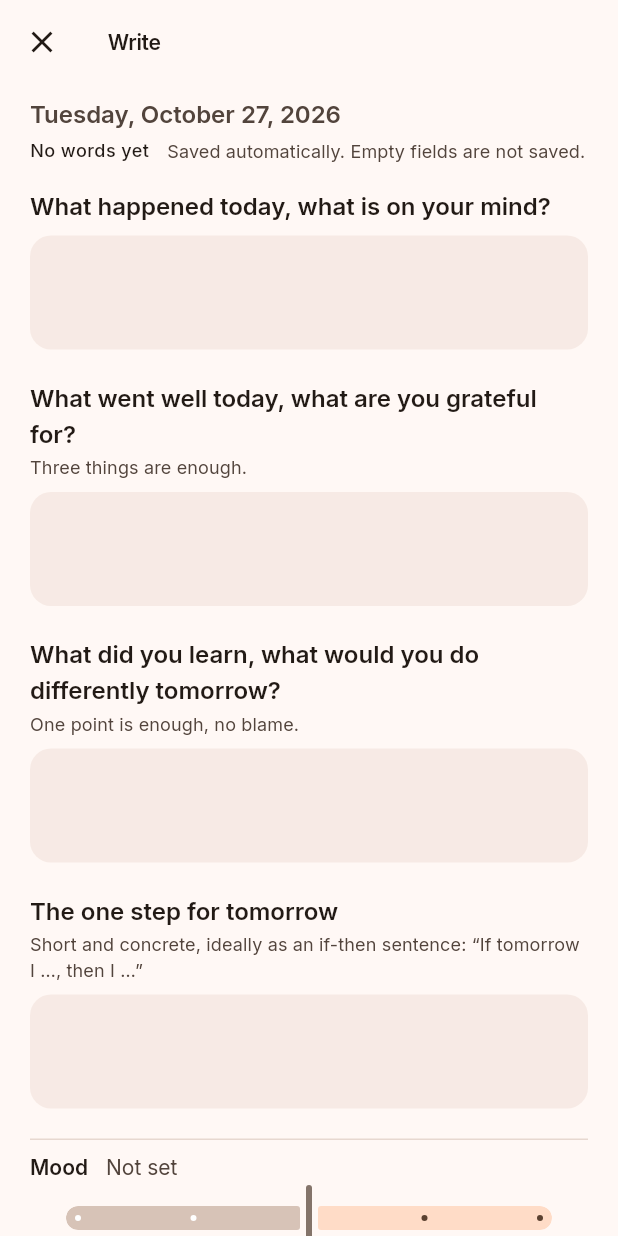
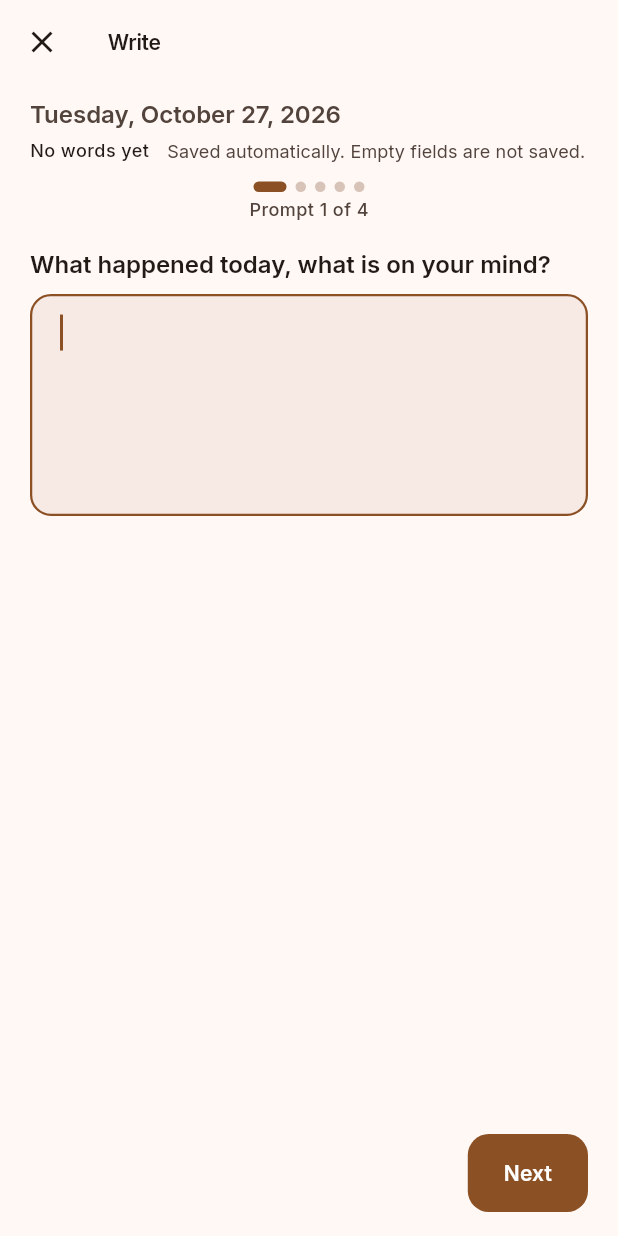
Before and after one commit to bdervishi/tagebuch, a Flutter app: the screen it shows after launch, after a tap on "Next", after a tap on "Skip", after a tap on "Write", on a phone screen of 412 x 824 dp. Run offline on Flutter 3.47's test engine with Material 3 defaults, Android fonts, the phone set to English and light mode, and no system bars; our stand-ins replace drift, flutter_riverpod, web; missing offline and left inert: cryptography, dart:js_interop, dart:ui_web, qr, sqlite3; accounts and stored records are empty; generated files the repository leaves out were written again.

Commit message:
Schreiben geführt als Assistent: ein Impuls je Schritt, Stimmung zum Schluss
Statt vier Felder untereinander läuft der geführte Rückblick beim Schreiben
jetzt als Assistent (Inhaberwunsch): Fortschrittspunkte und "Impuls 1 von 4",
ein Impuls je Schritt mit Fokus auf dem Feld, "Zurück" und "Weiter",
Wischen geht auch, als letzter Schritt die Stimmung mit "Fertig".
Autospeichern und Speichern beim Verlassen bleiben; freies Schreiben und
das Bearbeiten einer einzelnen Notiz bleiben ein Feld. D17 angepasst.

Co-Authored-By: Claude Fable 5.1 <noreply@anthropic.com>
Claude-Session: https://claude.ai/code/session_01K4Dtr29LTZ5qR42e9NEpqJ

```diff
--- a/app/lib/features/schreiben/write_screen.dart
+++ b/app/lib/features/schreiben/write_screen.dart
@@ -4,6 +4,7 @@ import 'package:diary_core/diary_core.dart';
 import 'package:flutter/material.dart';
 import 'package:flutter_riverpod/flutter_riverpod.dart';
 
+import '../../app/motion.dart';
 import '../../data/entry_view.dart';
 import '../../data/settings_notifier.dart';
 import '../../l10n/app_localizations.dart';
@@ -17,8 +18,10 @@ import '../rueckblick/prompts.dart';
 Key writeFieldKey(String? promptKey) =>
     Key('write-field-${promptKey ?? 'free-text'}');
 
-/// Key des Zurück-Knopfs (für Tests).
+/// Keys für Tests: Schließen, "Zurück" und "Weiter"/"Fertig" des Assistenten.
 const Key writeCloseKey = Key('write-close');
+const Key writeBackKey = Key('write-back');
+const Key writeNextKey = Key('write-next');
 
 /// Entprellung des automatischen Speicherns.
 const Duration writeAutosaveDelay = Duration(seconds: 1);
@@ -27,9 +30,9 @@ const Duration writeAutosaveDelay = Duration(seconds: 1);
 /// automatischem Speichern (Entprellung eine Sekunde und beim Verlassen),
 /// Datum oben, Wortzähler, Rechtschreibhilfe der Systemtastatur.
 ///
-/// Mit "Geführter Rückblick" stehen vier Felder untereinander, je eines für
-/// einen Impuls aus [ReviewPrompts.review]; jedes Feld ist eine eigene
-/// [EntryNote] mit `promptKey`. Leere Felder werden nicht gespeichert, ein
+/// Mit "Geführter Rückblick" läuft ein Assistent: ein Impuls je Schritt
+/// (aus [ReviewPrompts.review]), zum Schluss die Stimmung; jedes Feld ist
+/// eine eigene [EntryNote] mit `promptKey`. Leere Felder werden nicht gespeichert, ein
 /// geleertes Feld löscht seine Notiz. Ohne die Einstellung gibt es ein
 /// freies Feld. Mit [noteId] wird genau diese Notiz bearbeitet.
 class WriteScreen extends ConsumerStatefulWidget {
@@ -132,7 +135,9 @@ class _WriteScreenState extends ConsumerState<WriteScreen> {
     unawaited(_flush());
     for (final f in _fields) {
       f.controller.dispose();
+      f.focus.dispose();
     }
+    _pages.dispose();
     super.dispose();
   }
 
@@ -240,12 +245,37 @@ class _WriteScreenState extends ConsumerState<WriteScreen> {
     if (mounted) setState(() => _entry = fresh ?? entry);
   }
 
+  /// Aktueller Schritt des Assistenten (geführt): 0 bis 3 die Impulse,
+  /// 4 die Stimmung.
+  int _step = 0;
+  final PageController _pages = PageController();
+
+  int get _stepCount => _fields.length + 1;
+
+  void _goTo(int step) {
+    if (step < 0 || step >= _stepCount) return;
+    if (Motion.reduced(context)) {
+      _pages.jumpToPage(step);
+    } else {
+      _pages.animateToPage(step, duration: Motion.page, curve: Motion.easeOut);
+    }
+  }
+
+  void _onPageChanged(int step) {
+    setState(() => _step = step);
+    // Das Feld des neuen Schritts bekommt den Fokus, damit die Tastatur
+    // gleich da ist; beim Stimmungsschritt schließt sie sich.
+    if (step < _fields.length) {
+      _fields[step].focus.requestFocus();
+    } else {
+      FocusManager.instance.primaryFocus?.unfocus();
+    }
+  }
+
   @override
   Widget build(BuildContext context) {
     final l10n = AppLocalizations.of(context);
     final materialL10n = MaterialLocalizations.of(context);
-    final theme = Theme.of(context);
-    final scheme = theme.colorScheme;
     return Scaffold(
       appBar: AppBar(
         title: Text(l10n.writeTitle),
@@ -266,11 +296,144 @@ class _WriteScreenState extends ConsumerState<WriteScreen> {
                   child: const CircularProgressIndicator(),
                 ),
               )
+            : _guided
+            ? _buildWizard(context)
             : ListView(
                 padding: const EdgeInsets.fromLTRB(20, 8, 20, 32),
                 children: [
+                  _Header(day: widget.day, wordCount: _wordCount),
+                  const SizedBox(height: 16),
+                  for (final (i, f) in _fields.indexed) ...[
+                    Reveal(
+                      index: i,
+                      child: _PromptField(
+                        field: f,
+                        onChanged: () => _onChanged(f),
+                      ),
+                    ),
+                    const SizedBox(height: 20),
+                  ],
+                ],
+              ),
+      ),
+    );
+  }
+
+  /// Geführt als Assistent: ein Impuls je Schritt, zum Schluss die Stimmung.
+  /// Fortschritt als Punkte wie im Onboarding; "Zurück" und "Weiter" unten,
+  /// Wischen geht auch. Jeder Schritt ist scrollbar (lange Texte, Tastatur).
+  Widget _buildWizard(BuildContext context) {
+    final l10n = AppLocalizations.of(context);
+    final theme = Theme.of(context);
+    final scheme = theme.colorScheme;
+    final last = _step == _stepCount - 1;
+    return Column(
+      children: [
+        Padding(
+          padding: const EdgeInsets.fromLTRB(20, 8, 20, 0),
+          child: _Header(day: widget.day, wordCount: _wordCount),
+        ),
+        const SizedBox(height: 12),
+        _StepDots(count: _stepCount, current: _step),
+        const SizedBox(height: 4),
         Text(
-                    materialL10n.formatFullDate(widget.day.startOfDay),
+          _step < _fields.length
+              ? l10n.promptProgress(_step + 1, _fields.length)
+              : l10n.moodHeading,
+          key: const Key('write-step-label'),
+          style: theme.textTheme.labelMedium?.copyWith(
+            color: scheme.onSurfaceVariant,
+          ),
+        ),
+        Expanded(
+          child: PageView.builder(
+            controller: _pages,
+            itemCount: _stepCount,
+            onPageChanged: _onPageChanged,
+            itemBuilder: (context, index) {
+              if (index < _fields.length) {
+                final f = _fields[index];
+                return ListView(
+                  key: ValueKey('write-step-$index'),
+                  padding: const EdgeInsets.fromLTRB(20, 16, 20, 24),
+                  children: [
+                    _PromptField(
+                      field: f,
+                      onChanged: () => _onChanged(f),
+                      autofocus: index == 0,
+                      minLines: 5,
+                    ),
+                  ],
+                );
+              }
+              return ListView(
+                key: const ValueKey('write-step-mood'),
+                padding: const EdgeInsets.fromLTRB(20, 16, 20, 24),
+                children: [
+                  Reveal(
+                    child: Text(
+                      l10n.writeMoodStepTitle,
+                      style: theme.textTheme.titleMedium,
+                    ),
+                  ),
+                  const SizedBox(height: 12),
+                  Reveal(
+                    index: 1,
+                    child: MoodSelector(
+                      value: MoodScale.parse(_entry?.mood),
+                      onChanged: _setMood,
+                      showNote: true,
+                    ),
+                  ),
+                ],
+              );
+            },
+          ),
+        ),
+        Padding(
+          padding: const EdgeInsets.fromLTRB(20, 8, 20, 16),
+          child: Row(
+            children: [
+              if (_step > 0)
+                TextButton(
+                  key: writeBackKey,
+                  onPressed: () => _goTo(_step - 1),
+                  child: Text(l10n.writeStepBack),
+                ),
+              const Spacer(),
+              FilledButton(
+                key: writeNextKey,
+                onPressed: last
+                    ? () => Navigator.of(context).maybePop()
+                    : () => _goTo(_step + 1),
+                child: Text(last ? l10n.writeStepDone : l10n.writeStepNext),
+              ),
+            ],
+          ),
+        ),
+      ],
+    );
+  }
+}
+
+/// Datum, Wortzähler und Hinweis auf das automatische Speichern.
+class _Header extends StatelessWidget {
+  const _Header({required this.day, required this.wordCount});
+
+  final LocalDay day;
+  final int wordCount;
+
+  @override
+  Widget build(BuildContext context) {
+    final l10n = AppLocalizations.of(context);
+    final materialL10n = MaterialLocalizations.of(context);
+    final theme = Theme.of(context);
+    final scheme = theme.colorScheme;
+    return Column(
+      crossAxisAlignment: CrossAxisAlignment.start,
+      children: [
+        Text(
+          materialL10n.formatFullDate(day.startOfDay),
           style: theme.textTheme.titleMedium?.copyWith(
             color: scheme.onSurfaceVariant,
           ),
@@ -279,7 +442,7 @@ class _WriteScreenState extends ConsumerState<WriteScreen> {
         Row(
           children: [
             Text(
-                        l10n.wordCount(_wordCount),
+              l10n.wordCount(wordCount),
               key: const Key('write-word-count'),
               style: theme.textTheme.labelMedium,
             ),
@@ -294,28 +457,38 @@ class _WriteScreenState extends ConsumerState<WriteScreen> {
             ),
           ],
         ),
-                  const SizedBox(height: 16),
-                  for (final (i, f) in _fields.indexed) ...[
-                    Reveal(
-                      index: i,
-                      child: _PromptField(
-                        field: f,
-                        onChanged: () => _onChanged(f),
+      ],
+    );
+  }
+}
+
+/// Fortschrittspunkte: der aktuelle Punkt wird zum Strich (160 ms).
+class _StepDots extends StatelessWidget {
+  const _StepDots({required this.count, required this.current});
+
+  final int count;
+  final int current;
+
+  @override
+  Widget build(BuildContext context) {
+    final scheme = Theme.of(context).colorScheme;
+    return ExcludeSemantics(
+      child: Row(
+        mainAxisAlignment: MainAxisAlignment.center,
+        children: [
+          for (var i = 0; i < count; i++)
+            AnimatedContainer(
+              duration: Motion.quick,
+              curve: Motion.easeOut,
+              margin: const EdgeInsets.symmetric(horizontal: 3),
+              width: i == current ? 22 : 7,
+              height: 7,
+              decoration: BoxDecoration(
+                color: i == current ? scheme.primary : scheme.outlineVariant,
+                borderRadius: BorderRadius.circular(4),
               ),
             ),
-                    const SizedBox(height: 20),
         ],
-                  if (_guided) ...[
-                    const Divider(),
-                    const SizedBox(height: 8),
-                    MoodSelector(
-                      value: MoodScale.parse(_entry?.mood),
-                      onChanged: _setMood,
-                      showNote: true,
-                    ),
-                  ],
-                ],
-              ),
       ),
     );
   }
@@ -330,6 +503,7 @@ class _NoteField {
 
   final String? promptKey;
   final TextEditingController controller;
+  final FocusNode focus = FocusNode();
 
   /// Spiegel des Feldtexts, lesbar auch nach dem Dispose des Controllers.
   String text;
@@ -345,10 +519,19 @@ class _NoteField {
 }
 
 class _PromptField extends StatelessWidget {
-  const _PromptField({required this.field, required this.onChanged});
+  const _PromptField({
+    required this.field,
+    required this.onChanged,
+    this.autofocus = false,
+    this.minLines,
+  });
 
   final _NoteField field;
   final VoidCallback onChanged;
+  final bool autofocus;
+
+  /// Mindesthöhe in Zeilen; ohne Angabe 6 (frei) bzw. 2 (Impuls).
+  final int? minLines;
 
   @override
   Widget build(BuildContext context) {
@@ -377,8 +560,10 @@ class _PromptField extends StatelessWidget {
         TextField(
           key: writeFieldKey(key),
           controller: field.controller,
+          focusNode: field.focus,
+          autofocus: autofocus,
           onChanged: (_) => onChanged(),
-          minLines: key == null ? 6 : 2,
+          minLines: minLines ?? (key == null ? 6 : 2),
           maxLines: null,
           keyboardType: TextInputType.multiline,
           textCapitalization: TextCapitalization.sentences,
--- a/app/lib/l10n/app_de.arb
+++ b/app/lib/l10n/app_de.arb
@@ -341,6 +341,10 @@
   "writeTitle": "Schreiben",
   "writeFreeHint": "Schreib, was dir durch den Kopf geht.",
   "writeAutosaveNote": "Wird automatisch gespeichert. Leere Felder werden nicht gespeichert.",
+  "writeStepBack": "Zurück",
+  "writeStepNext": "Weiter",
+  "writeStepDone": "Fertig",
+  "writeMoodStepTitle": "Zum Schluss: Wie war der Tag für dich?",
   "wordCount": "{count, plural, =0{Noch kein Wort} =1{1 Wort} other{{count} Wörter}}",
   "@wordCount": {"placeholders": {"count": {"type": "int"}}},
   "writtenAt": "Geschrieben um {time}",
--- a/app/lib/l10n/app_en.arb
+++ b/app/lib/l10n/app_en.arb
@@ -284,6 +284,10 @@
   "writeTitle": "Write",
   "writeFreeHint": "Write whatever is on your mind.",
   "writeAutosaveNote": "Saved automatically. Empty fields are not saved.",
+  "writeStepBack": "Back",
+  "writeStepNext": "Next",
+  "writeStepDone": "Done",
+  "writeMoodStepTitle": "Finally: how was the day for you?",
   "wordCount": "{count, plural, =0{No words yet} =1{1 word} other{{count} words}}",
   "writtenAt": "Written at {time}",
   "addNote": "Add a note",
```
Also changed, not shown: 2 other files. Lines whose indentation alone changed are shown as unchanged.
